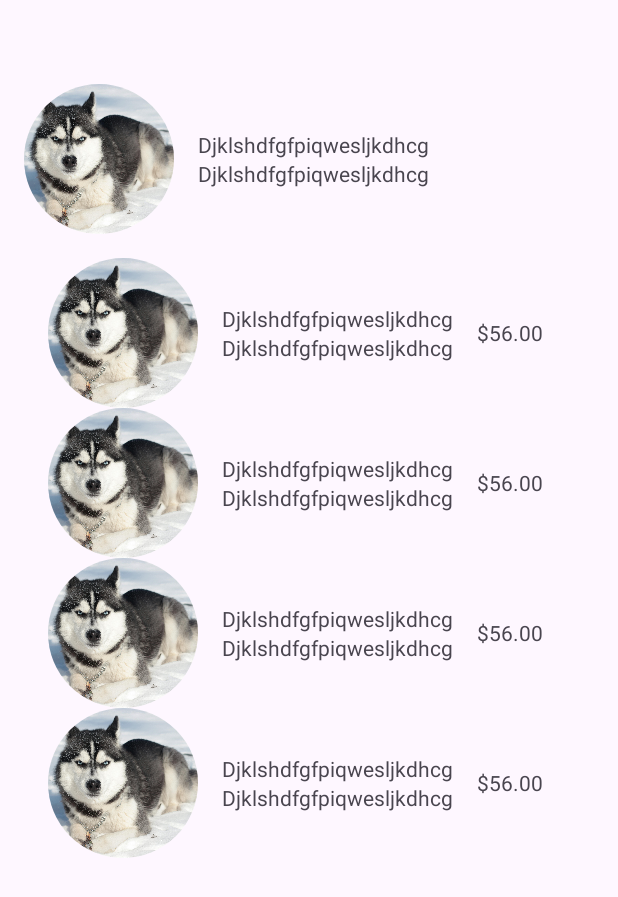
After one commit to Alberto4729/EnChinga, an Android app: the layout activity_home.xml on its own in the app's theme, with its tools: preview values and no code run, on a phone screen of 412 x 824 dp. The commit adds this screen. Shown: the top 897 px of the screen. Run offline under Robolectric (Android 15) with nearby library versions, the phone set to English and light mode, and no system bars.

Commit message:
Home creation

```diff
--- a/app/src/main/AndroidManifest.xml
+++ b/app/src/main/AndroidManifest.xml
@@ -3,6 +3,7 @@
     xmlns:tools="http://schemas.android.com/tools">
 
     <application
+        android:name=".DeliveryApp"
         android:allowBackup="true"
         android:dataExtractionRules="@xml/data_extraction_rules"
         android:fullBackupContent="@xml/backup_rules"
@@ -13,7 +14,10 @@
         android:theme="@style/Theme.AndroidCourse"
         tools:targetApi="31">
         <activity
-            android:name=".MainActivity"
+            android:name=".presentation.register.SignUpActivity"
+            android:exported="false" />
+        <activity
+            android:name=".presentation.firstpage.FirstPageActivity"
             android:exported="true">
             <intent-filter>
                 <action android:name="android.intent.action.MAIN" />
--- /dev/null
+++ b/app/src/main/java/com/albertoapps/androidcourse/DeliveryApp.kt
@@ -0,0 +1,5 @@
+package com.albertoapps.androidcourse
+
+import android.app.Application
+
+class DeliveryApp: Application()
--- /dev/null
+++ b/app/src/main/res/drawable/circle_rule.xml
@@ -0,0 +1,5 @@
+<?xml version="1.0" encoding="utf-8"?>
+<shape xmlns:android="http://schemas.android.com/apk/res/android"
+    android:shape="oval">
+    <solid android:color="#FFFFFF" />
+</shape>
--- a/app/src/main/res/layout/activity_main.xml
+++ b/app/src/main/res/layout/activity_first_page.xml
@@ -6,7 +6,7 @@
     android:id="@+id/main"
     android:layout_width="match_parent"
     android:layout_height="match_parent"
-    tools:context=".MainActivity">
+    tools:context=".presentation.firstpage.FirstPageActivity">
 
    <TextView
        android:id="@+id/delivery_login"
--- /dev/null
+++ b/app/src/main/res/layout/activity_home.xml
@@ -0,0 +1,76 @@
+<?xml version="1.0" encoding="utf-8"?>
+<androidx.constraintlayout.widget.ConstraintLayout xmlns:android="http://schemas.android.com/apk/res/android"
+    xmlns:app="http://schemas.android.com/apk/res-auto"
+    android:layout_width="match_parent"
+    android:layout_height="match_parent"
+    xmlns:tools="http://schemas.android.com/tools">
+
+    <Toolbar
+        android:id="@+id/home_toolbar"
+        android:layout_width="match_parent"
+        android:layout_height="wrap_content"
+        app:layout_constraintEnd_toEndOf="parent"
+        app:layout_constraintStart_toStartOf="parent"
+        app:layout_constraintTop_toTopOf="parent" />
+
+    <LinearLayout
+        android:id="@+id/personal_container"
+        android:layout_width="match_parent"
+        android:layout_height="wrap_content"
+        android:orientation="horizontal"
+        android:gravity="center_vertical"
+        app:layout_constraintEnd_toEndOf="parent"
+        app:layout_constraintStart_toStartOf="parent"
+        app:layout_constraintTop_toBottomOf="@+id/home_toolbar">
+
+        <ImageView
+            android:layout_marginStart="16dp"
+            android:id="@+id/iv_personal"
+            android:layout_width="100dp"
+            android:layout_height="100dp"
+            android:background="@drawable/circle_rule"
+            android:scaleType="centerCrop"
+            android:src="@drawable/alberto"
+            android:clipToOutline="true"
+            />
+
+        <LinearLayout
+            android:id="@+id/personal_data_container"
+            android:layout_width="match_parent"
+            android:layout_height="wrap_content"
+            android:orientation="vertical"
+            android:layout_marginHorizontal="16dp">
+
+            <TextView
+                android:id="@+id/personal_name"
+                android:layout_width="match_parent"
+                android:layout_height="wrap_content"
+                tools:text="@string/dummy_txt"/>
+
+            <TextView
+                android:id="@+id/personal_last_name"
+                android:layout_width="match_parent"
+                android:layout_height="wrap_content"
+                tools:text="@string/dummy_txt"/>
+
+        </LinearLayout>
+
+    </LinearLayout>
+
+    <androidx.recyclerview.widget.RecyclerView
+        android:id="@+id/recyclerView"
+        android:layout_width="match_parent"
+        android:layout_height="0dp"
+        android:layout_marginStart="16dp"
+        android:layout_marginTop="16dp"
+        android:layout_marginEnd="16dp"
+        android:layout_marginBottom="16dp"
+        app:layout_constraintBottom_toBottomOf="parent"
+        app:layout_constraintEnd_toEndOf="parent"
+        tools:itemCount="4"
+        tools:listitem="@layout/item_article"
+        android:orientation="vertical"
+        app:layout_constraintStart_toStartOf="parent"
+        app:layout_constraintTop_toBottomOf="@+id/personal_container" />
+
+</androidx.constraintlayout.widget.ConstraintLayout>
--- /dev/null
+++ b/app/src/main/res/layout/item_article.xml
@@ -0,0 +1,48 @@
+<?xml version="1.0" encoding="utf-8"?>
+<LinearLayout xmlns:android="http://schemas.android.com/apk/res/android"
+    xmlns:tools="http://schemas.android.com/tools"
+    android:orientation="horizontal"
+    android:gravity="center_vertical"
+    android:layout_width="match_parent"
+    android:layout_height="wrap_content">
+
+    <ImageView
+        android:layout_marginStart="16dp"
+        android:id="@+id/iv_personal"
+        android:layout_width="100dp"
+        android:layout_height="100dp"
+        android:background="@drawable/circle_rule"
+        android:scaleType="centerCrop"
+        android:src="@drawable/alberto"
+        android:clipToOutline="true"
+        />
+
+    <LinearLayout
+        android:id="@+id/personal_data_container"
+        android:layout_width="wrap_content"
+        android:layout_height="wrap_content"
+        android:orientation="vertical"
+        android:layout_marginHorizontal="16dp">
+
+        <TextView
+            android:id="@+id/personal_name"
+            android:layout_width="match_parent"
+            android:layout_height="wrap_content"
+            tools:text="@string/dummy_txt"/>
+
+        <TextView
+            android:id="@+id/personal_last_name"
+            android:layout_width="match_parent"
+            android:layout_height="wrap_content"
+            tools:text="@string/dummy_txt"/>
+
+    </LinearLayout>
+
+    <TextView
+        android:id="@+id/article_price"
+        android:layout_width="wrap_content"
+        android:layout_height="wrap_content"
+        tools:text="@string/price_dummy"
+        />
+
+</LinearLayout>
--- a/app/src/main/res/values/strings.xml
+++ b/app/src/main/res/values/strings.xml
@@ -4,4 +4,11 @@
     <string name="password_txt">Ingresa tu contraseña</string>
     <string name="sign_in">Iniciar sesión</string>
     <string name="sign_up">Registrate</string>
+    <string name="title_sing_up_txt">Registrate ahora!</string>
+    <string name="instruccions">Para registrarte en la app, ocupamos tus datos</string>
+    <string name="name">Write your name</string>
+    <string name="lasname">Write your lasname</string>
+    <string name="write_number_celphone">write your number the cel</string>
+    <string name="dummy_txt">Djklshdfgfpiqwesljkdhcg</string>
+    <string name="price_dummy">$56.00</string>
 </resources>
```
Also changed, not shown: app/src/main/java/com/albertoapps/androidcourse/presentation/firstpage/FirstPageActivity.kt (added, +18 -0 lines), app/src/main/java/com/albertoapps/androidcourse/presentation/home/HomeActivity.kt (added, +17 -0 lines), app/src/main/java/com/albertoapps/androidcourse/presentation/register/SignUpActivity.kt (renamed from app/src/main/java/com/albertoapps/androidcourse/MainActivity.kt, +6 -6 lines), app/src/main/res/layout/activity_sign_up.xml (added, +154 -0 lines), app/src/main/res/drawable/alberto.jpeg (added).
